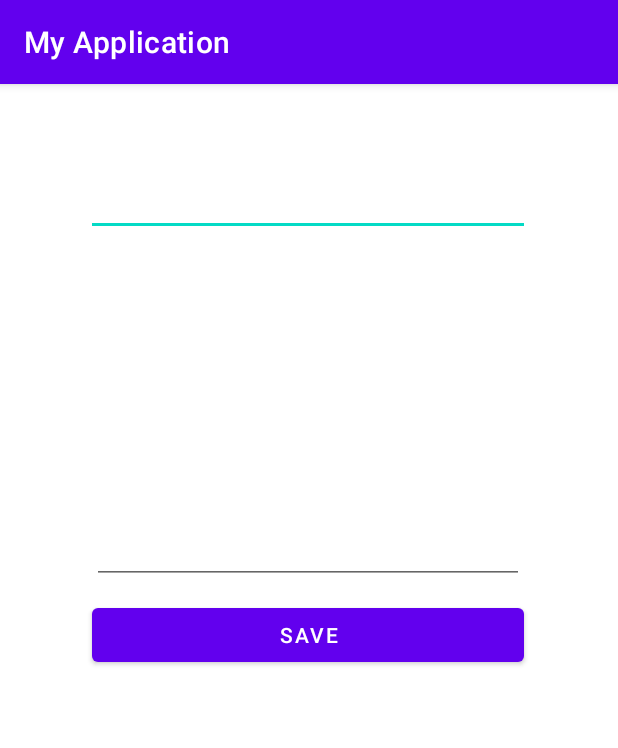
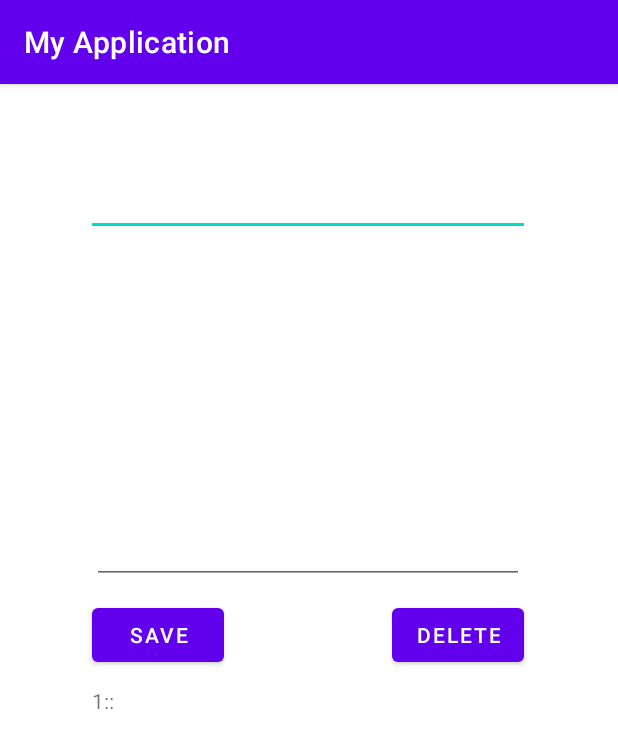
Before and after one commit to STILSIK99/kotlin-sql-first, an Android app: the screen it shows after launch (MainActivity), after a tap on "SAVE", on a phone screen of 412 x 824 dp. Shown: the top 748 px of the screen. Run offline under Robolectric (Android 15) with nearby library versions, the phone set to English and light mode, and no system bars.

Commit message:
Add class Subject and deleting from database

```diff
--- a/app/src/main/java/com/example/myapplication/DB/DBManager.kt
+++ b/app/src/main/java/com/example/myapplication/DB/DBManager.kt
@@ -4,6 +4,7 @@ import android.annotation.SuppressLint
 import android.content.ContentValues
 import android.content.Context
 import android.database.sqlite.SQLiteDatabase
+import android.provider.BaseColumns
 
 class DBManager(val context: Context) {
     val myDBHelper = DBHelper(context)
@@ -22,17 +23,26 @@ class DBManager(val context: Context) {
     }
 
     @SuppressLint("Range")
-    fun readDBData() : ArrayList<String>{
-        val dataList = ArrayList<String>()
+    fun readDBData() : ArrayList<Subject>{
+        val dataList = ArrayList<Subject>()
 
         val cursor = db?.query(MyDbName.TABLE_NAME, null, null,
             null, null, null, null)
         while(cursor?.moveToNext()!!){
-            val dataText = cursor.getString(cursor.getColumnIndex(MyDbName.COLUMN_NAME_TITLE))
-            dataList.add(dataText.toString())
+            val title = cursor.getString(cursor.getColumnIndex(MyDbName.COLUMN_NAME_TITLE))
+            val content = cursor.getString(cursor.getColumnIndex(MyDbName.COLUMN_NAME_CONTENT))
+            val id = cursor.getInt(cursor.getColumnIndex(BaseColumns._ID))
+            dataList.add(Subject(id, title, content))
+//            dataList.add(dataText.toString())
         }
         cursor.close()
         return dataList
+    }
+
+
+    fun deleteDBData(id : Int){
+        val request = "delete from ${MyDbName.TABLE_NAME} where ${BaseColumns._ID} = $id"
+        db?.execSQL(request)
     }
 
     fun closeDB(){
--- /dev/null
+++ b/app/src/main/java/com/example/myapplication/DB/Subject.kt
@@ -0,0 +1,39 @@
+package com.example.myapplication.DB
+
+import android.os.Parcel
+import android.os.Parcelable
+import kotlin.math.min
+
+class Subject(val id: Int, val title: String, val content: String) : Parcelable {
+    constructor(parcel: Parcel) : this(
+        parcel.readInt(),
+        parcel.readString() ?: "",
+        parcel.readString() ?: ""
+    ) {
+    }
+
+    override fun writeToParcel(parcel: Parcel, flags: Int) {
+        parcel.writeInt(id)
+        parcel.writeString(title)
+        parcel.writeString(content)
+    }
+
+    override fun describeContents(): Int {
+        return 0
+    }
+
+    companion object CREATOR : Parcelable.Creator<Subject> {
+        override fun createFromParcel(parcel: Parcel): Subject {
+            return Subject(parcel)
+        }
+
+        override fun newArray(size: Int): Array<Subject?> {
+            return arrayOfNulls(size)
+        }
+    }
+
+    override fun toString(): String {
+//        return  "$id:${title.substring(0, min(10, title.length - 1))}:${content.substring(0,min(10, content.length - 1))}"
+        return  "$id:$title:$content"
+    }
+}
--- a/app/src/main/java/com/example/myapplication/MainActivity.kt
+++ b/app/src/main/java/com/example/myapplication/MainActivity.kt
@@ -3,6 +3,7 @@ package com.example.myapplication
 import androidx.appcompat.app.AppCompatActivity
 import android.os.Bundle
 import android.view.View
+import android.widget.Toast
 import com.example.myapplication.DB.DBManager
 import kotlinx.android.synthetic.main.activity_main.*
 
@@ -36,7 +37,13 @@ class MainActivity : AppCompatActivity() {
         textView.text = ""
         val dataList = db_manager.readDBData()
         for(item in dataList){
-            textView.append(item + "\n")
+            textView.append(item.toString() + "\n")
         }
     }
+
+    fun delete(view : View){
+        db_manager.deleteDBData(4)
+        updateView()
+        Toast.makeText(this, "Deleted", Toast.LENGTH_SHORT).show()
+    }
 }
--- a/app/src/main/res/layout/activity_main.xml
+++ b/app/src/main/res/layout/activity_main.xml
@@ -52,8 +52,19 @@
         android:layout_marginTop="10dp"
         android:onClick="onClickSave"
         android:text="Save"
-        app:layout_constraintEnd_toEndOf="@+id/edContent"
         app:layout_constraintStart_toStartOf="@+id/edContent"
         app:layout_constraintTop_toBottomOf="@+id/edContent" />
 
+    <Button
+        android:id="@+id/button2"
+        android:layout_width="wrap_content"
+        android:layout_height="wrap_content"
+        android:layout_marginTop="10dp"
+        android:onClick="delete"
+        android:text="Delete"
+        app:layout_constraintEnd_toEndOf="@+id/edContent"
+        app:layout_constraintHorizontal_bias="1.0"
+        app:layout_constraintStart_toEndOf="@+id/button"
+        app:layout_constraintTop_toBottomOf="@+id/edContent" />
+
 </androidx.constraintlayout.widget.ConstraintLayout>
```
